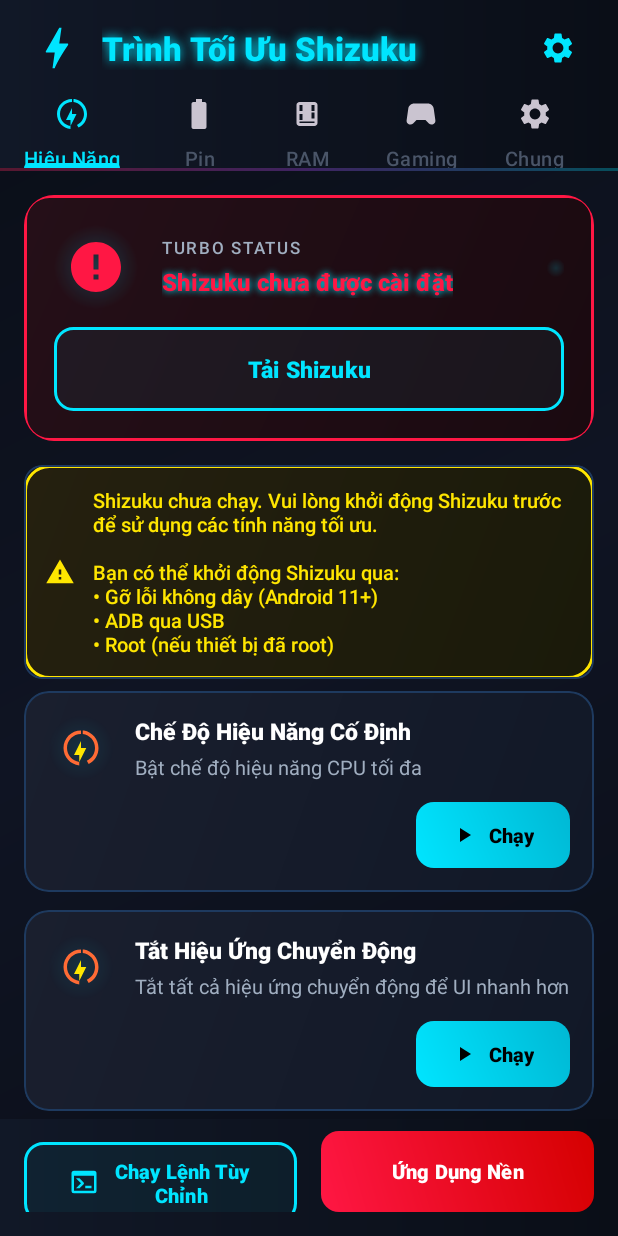
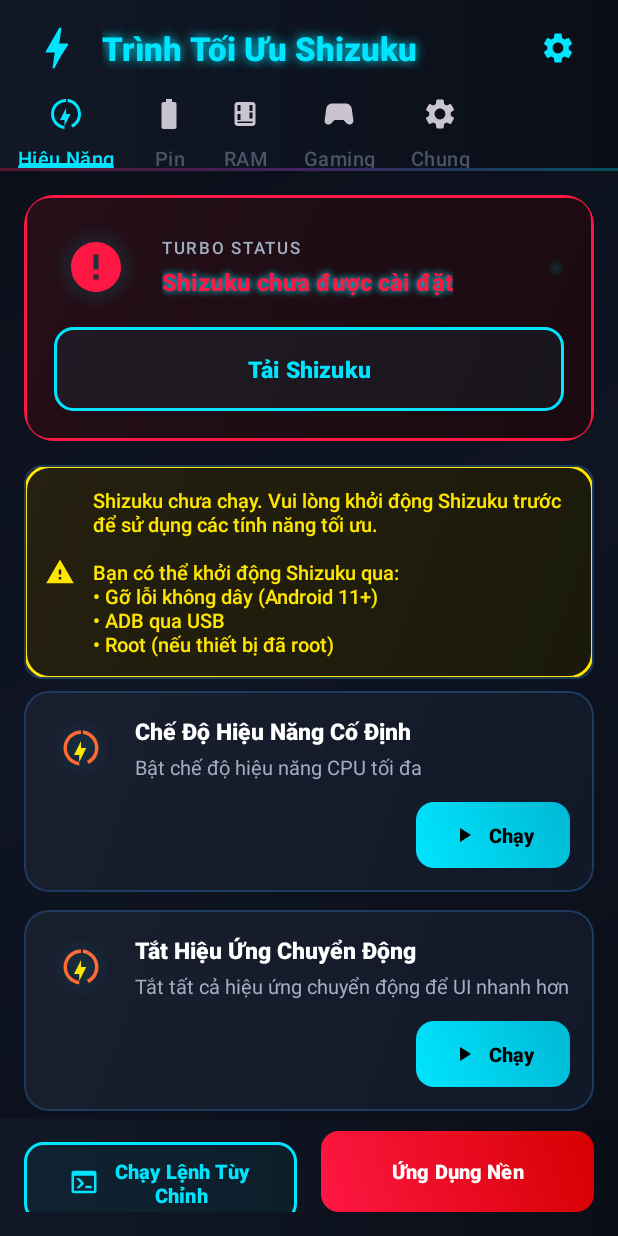
Before and after one commit to danhtrinhdevelopermay/XiaoBost, an Android app: the screen it shows after launch (MainActivity), on a phone screen of 412 x 824 dp. Run offline under Robolectric (Android 15) with nearby library versions, the phone set to English and light mode, and no system bars; libraries missing offline, so code that uses them is left out: rikka.shizuku; 5 statements that could not run were skipped.

Commit message:
Adjust tab spacing for better display of Vietnamese text
Modify app/src/main/res/layout/activity_main.xml to adjust tab layout parameters, including changing tabGravity to "fill", reducing tab padding, and setting tab min/max widths to accommodate longer Vietnamese text.

Replit-Commit-Author: Agent
Replit-Commit-Session-Id: d897746c-6c06-4ee4-abb5-659acf4d9376
Replit-Commit-Checkpoint-Type: full_checkpoint
Replit-Commit-Event-Id: 06a4ea95-5542-4751-9638-5976c07e997c

```diff
--- a/app/src/main/res/layout/activity_main.xml
+++ b/app/src/main/res/layout/activity_main.xml
@@ -66,7 +66,7 @@
                 android:layout_height="48dp"
                 android:background="@android:color/transparent"
                 app:tabMode="scrollable"
-                app:tabGravity="start"
+                app:tabGravity="fill"
                 app:tabIndicator="@drawable/bg_tab_indicator"
                 app:tabIndicatorHeight="3dp"
                 app:tabIndicatorFullWidth="false"
@@ -74,8 +74,10 @@
                 app:tabTextColor="@color/tab_unselected"
                 app:tabTextAppearance="@style/GamingTabText"
                 app:tabRippleColor="@color/ripple_color"
-                app:tabPaddingStart="16dp"
-                app:tabPaddingEnd="16dp">
+                app:tabPaddingStart="12dp"
+                app:tabPaddingEnd="12dp"
+                app:tabMinWidth="0dp"
+                app:tabMaxWidth="200dp">
 
                 <com.google.android.material.tabs.TabItem
                     android:layout_width="wrap_content"
```
